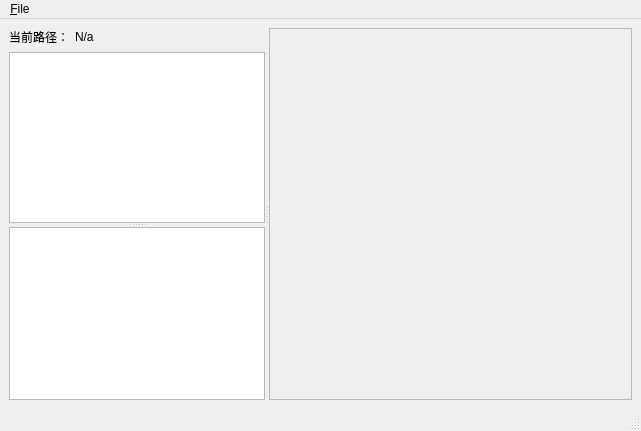
First picture: the form in curveViewer.ui, repository zhangxaochen/curveViewer, before the edit.
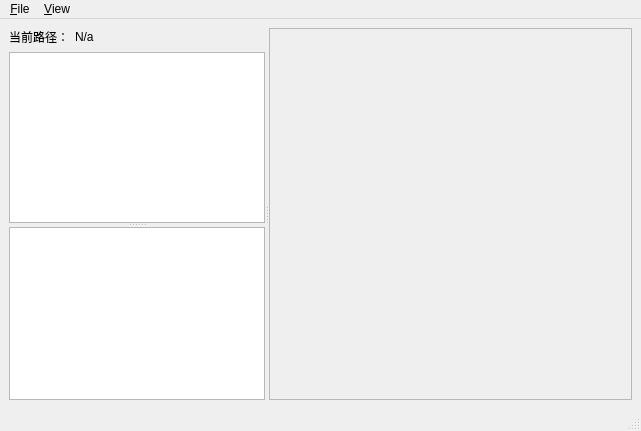
Second picture: the form after the edit. Custom widgets are drawn as their Qt base class.

Commit message: v0.6 -增加 View菜单，可查看世界坐标系曲线

The edit to the form file:
```diff
--- a/curveViewer.ui
+++ b/curveViewer.ui
@@ -125,7 +125,15 @@
     <addaction name="actionSave"/>
     <addaction name="actionExit"/>
    </widget>
+   <widget class="QMenu" name="menuView">
+    <property name="title">
+     <string>&amp;View</string>
+    </property>
+    <addaction name="actionAccBodyFrame"/>
+    <addaction name="actionAccWorldFrame"/>
+   </widget>
    <addaction name="menuFile"/>
+   <addaction name="menuView"/>
   </widget>
   <widget class="QStatusBar" name="statusbar"/>
   <action name="actionOpen">
```
Left out of the diff: 25 changed lines with no effect on the pictures. The commit also changes 6 other files.
